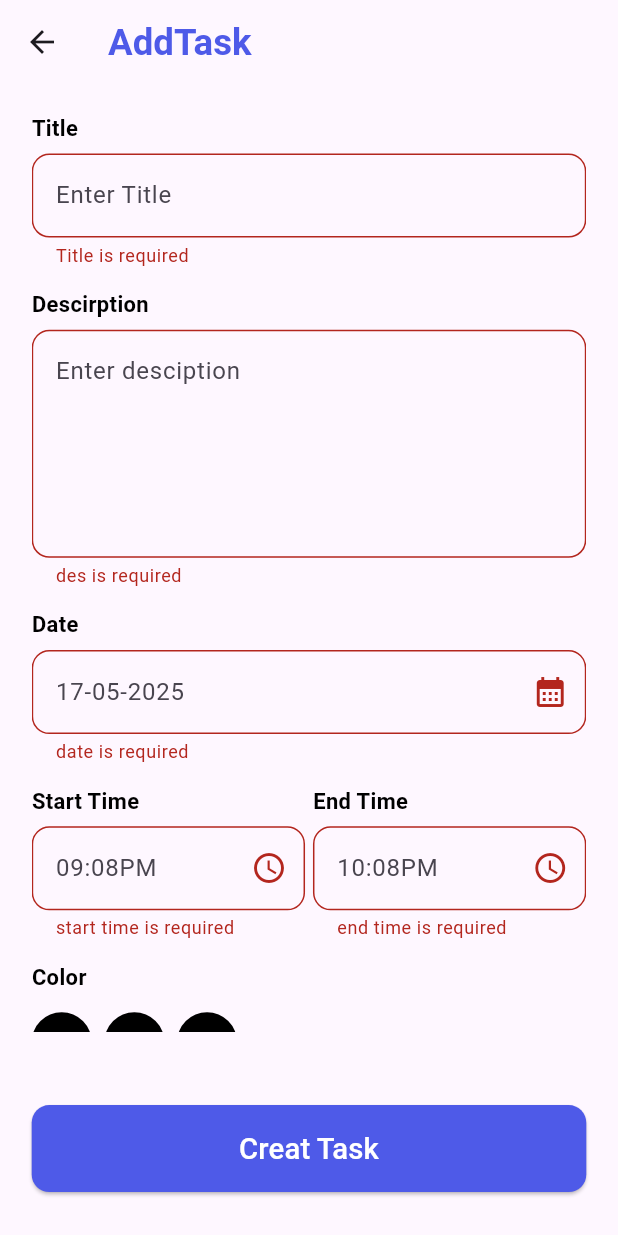
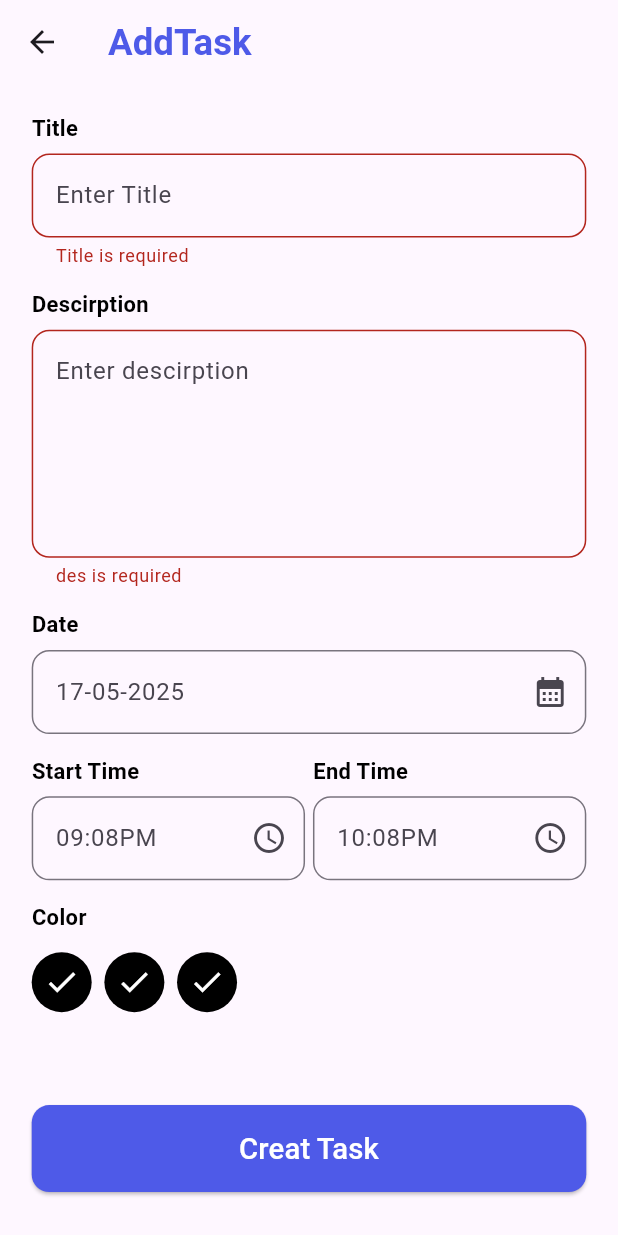
Before and after one commit to tareq-ss/talkative, a Flutter app: the AddTasks screen opened directly, after a tap on "Creat Task", on a phone screen of 412 x 824 dp. Run offline on Flutter 3.47's test engine with Material 3 defaults, Android fonts, the phone set to English and light mode, and no system bars; our stand-ins replace flutter_screenutil, image_picker.

Commit message:
edit circle input screen edit add tasks

```diff
--- a/lib/featurs/screen/add_tasks.dart
+++ b/lib/featurs/screen/add_tasks.dart
@@ -61,7 +61,7 @@
                 ),
                 SizedBox(height: 15.h,),
                 FieldTextScreen(title: "Descirption",
-                  hint: "Enter desciption",desLine: 5,
+                  hint: "Enter descirption",desLine: 5,
                   validator: (value){
                     if(value==null||value.isEmpty){
                       return "des is required";
@@ -70,32 +70,21 @@
                 SizedBox(height: 15.h,),
                 FieldTextScreen(title: "Date",
                   hint: "17-05-2025",suffixIcon: Icon(Icons.calendar_month),
-                  validator: (value){
-                    if(value==null||value.isEmpty){
-                      return "date is required";
-                    }
-                  }, onTap: (){
+                onTap: (){
                   showDatePicker(context: context, firstDate: DateTime.now(), lastDate: DateTime(2027));
                   },),
                 SizedBox(height: 15.h,),
                 Row(
                   children: [
                     Expanded(child: FieldTextScreen(title: "Start Time", hint: "09:08PM",suffixIcon: Icon(Icons.schedule),
-                      validator: (value){
-                      if(value==null||value.isEmpty){
-                        return "start time is required";
-                      }
-                    },onTap: (){
+                    onTap: (){
                       showTimePicker(context: context, initialTime: TimeOfDay(hour: 12, minute: 00));
                     },)
                     ),
                     SizedBox(width: 5.w,),
                     Expanded(child: FieldTextScreen(title: "End Time", hint: "10:08PM",suffixIcon: Icon(Icons.schedule),
-                      validator: (value){
-                      if(value==null||value.isEmpty){
-                        return "end time is required";
-                      }
-                    },))
+
+                    ))
                   ],
                 ),
                 SizedBox(height: 15.h,),
```
